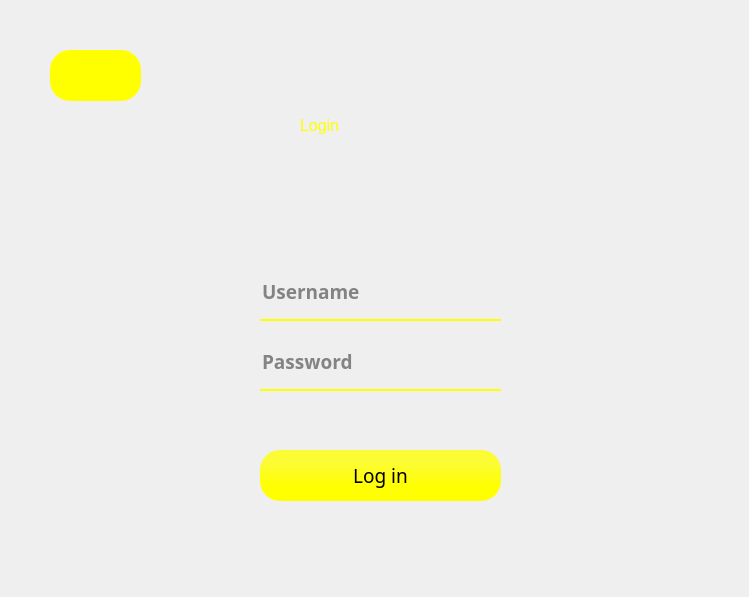
The window that login.ui (PetreRaul/EyeTester) describes before a commit, drawn with Qt 5.
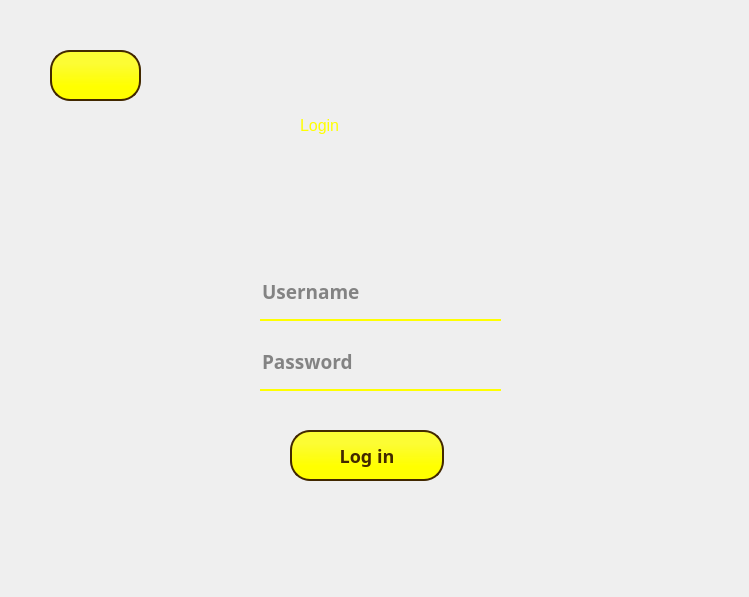
The same window after the commit. Icons and pictures are not drawn.

The edit to the form file:
```diff
--- a/login.ui
+++ b/login.ui
@@ -52,27 +52,52 @@
    <widget class="QPushButton" name="loginAccount">
     <property name="geometry">
      <rect>
-      <x>260</x>
-      <y>450</y>
-      <width>241</width>
+      <x>290</x>
+      <y>430</y>
+      <width>154</width>
       <height>51</height>
      </rect>
     </property>
     <property name="font">
      <font>
       <family>Segoe UI Black</family>
-      <pointsize>14</pointsize>
-      <weight>10</weight>
+      <pointsize>-1</pointsize>
+      <weight>75</weight>
       <italic>false</italic>
-      <bold>false</bold>
+      <bold>true</bold>
+      <underline>false</underline>
+      <strikeout>false</strikeout>
      </font>
     </property>
     <property name="styleSheet">
-     <string notr="true">border-radius:20px;
-background-color: rgba(193, 22, 99, 200);
-font: 87 14pt &quot;Segoe UI Black&quot;;
-background-color: qlineargradient(spread:pad, x1:0.506, y1:0.261, x2:0.500051, y2:1, stop:0 rgba(255, 255, 0, 200), stop:0.619318 rgba(255, 255, 0, 255));
-color:black</string>
+     <string notr="true">QPushButton {
+ background-color: qlineargradient(spread:pad, x1:0.506, y1:0.261, x2:0.500051, y2:1, stop:0 rgba(255, 255, 0, 200), stop:0.619318 rgba(255, 255, 0, 255));
+  border: 2px solid #422800;
+  border-radius: 20px;
+  box-shadow: #422800 4px 4px 0 0;
+  color: #422800;
+  cursor: pointer;
+  display: inline-block;
+  font-weight: 600;
+  font-size: 18px;
+  padding: 0 18px;
+  line-height: 50px;
+  text-align: center;
+  text-decoration: none;
+  user-select: none;
+  -webkit-user-select: none;
+  touch-action: manipulation;
+}
+
+QPushButton:hover {
+  background-color: #fff;
+}
+
+QPushButton:active {
+  box-shadow: #422800 2px 2px 0 0;
+  transform: translate(2px, 2px);
+}
+</string>
     </property>
     <property name="text">
      <string>Log in</string>
@@ -173,18 +198,43 @@
     <property name="font">
      <font>
       <family>Segoe UI Black</family>
-      <pointsize>14</pointsize>
-      <weight>10</weight>
+      <pointsize>-1</pointsize>
+      <weight>75</weight>
       <italic>false</italic>
-      <bold>false</bold>
+      <bold>true</bold>
+      <underline>false</underline>
+      <strikeout>false</strikeout>
      </font>
     </property>
     <property name="styleSheet">
-     <string notr="true">border-radius:20px;
-background-color: rgba(193, 22, 99, 200);
-font: 87 14pt &quot;Segoe UI Black&quot;;
-background-color: #FFFF00;
-color:white</string>
+     <string notr="true">QPushButton {
+ background-color: qlineargradient(spread:pad, x1:0.506, y1:0.261, x2:0.500051, y2:1, stop:0 rgba(255, 255, 0, 200), stop:0.619318 rgba(255, 255, 0, 255));
+  border: 2px solid #422800;
+  border-radius: 20px;
+  box-shadow: #422800 4px 4px 0 0;
+  color: #422800;
+  cursor: pointer;
+  display: inline-block;
+  font-weight: 600;
+  font-size: 18px;
+  padding: 0 18px;
+  line-height: 50px;
+  text-align: center;
+  text-decoration: none;
+  user-select: none;
+  -webkit-user-select: none;
+  touch-action: manipulation;
+}
+
+QPushButton:hover {
+  background-color: #fff;
+}
+
+QPushButton:active {
+  box-shadow: #422800 2px 2px 0 0;
+  transform: translate(2px, 2px);
+}
+</string>
     </property>
     <property name="text">
      <string/>
```
